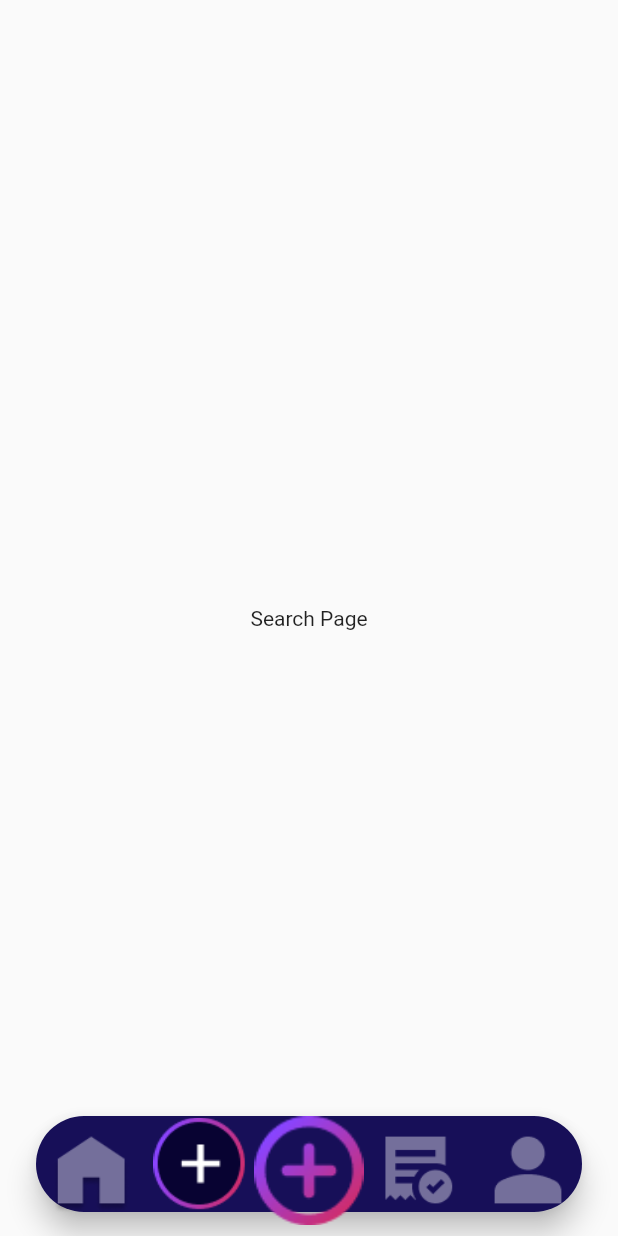
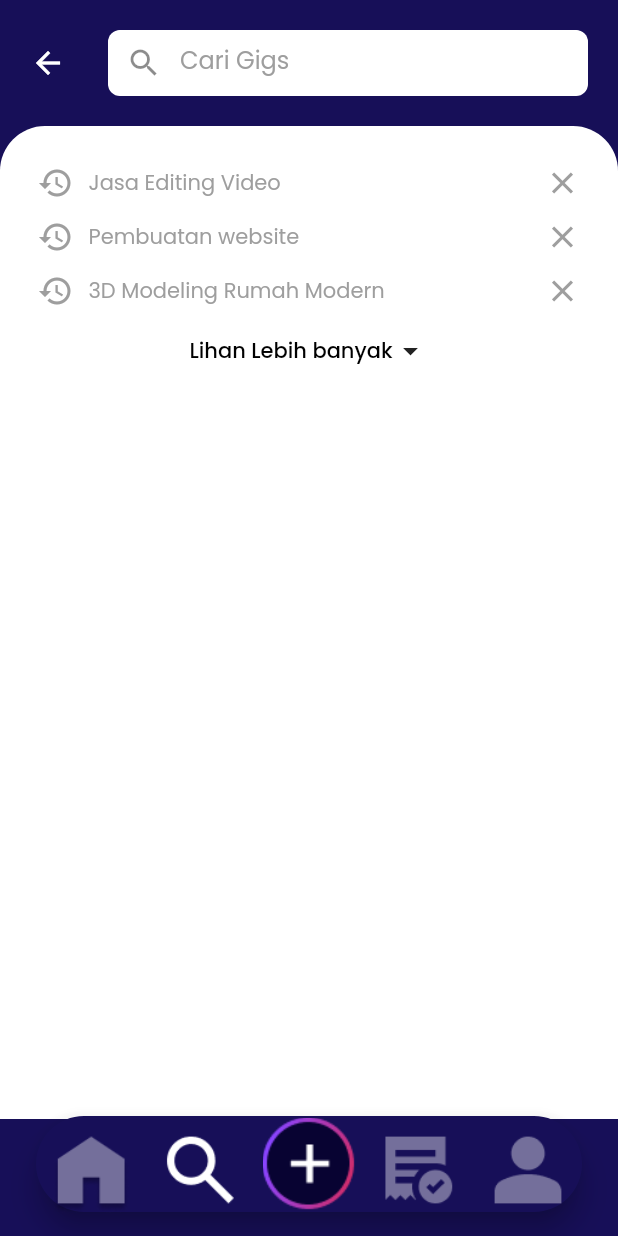
Before and after one commit to Lanang-123/uts_pemmob2, a Flutter app: the screen it shows after launch, item 2 of the bottom bar chosen, on a phone screen of 412 x 824 dp. Run offline on Flutter 3.47's test engine with Material 2 defaults, Android fonts, the light colour scheme and no system bars; drawn by our look-alikes of custom_navigation_bar; our stand-ins replace carousel_slider.

Commit message:
progress search and page add gigs

```diff
--- a/lib/auth/LoginPage.dart
+++ b/lib/auth/LoginPage.dart
@@ -31,6 +31,8 @@ class _LoginPageState extends State<LoginPage> {
     return Scaffold(
       backgroundColor: ungu2,
       body: SingleChildScrollView(
+        child: Padding(
+          padding: const EdgeInsets.all(8.0),
           child: Column(
             children: [
               Container(
@@ -338,6 +340,7 @@ class _LoginPageState extends State<LoginPage> {
             ],
           ),
         ),
+      ),
     );
   }
 }
--- a/lib/data/SearchPage.dart
+++ /dev/null
@@ -1,14 +0,0 @@
-import 'package:flutter/material.dart';
-
-class SearchPage extends StatelessWidget {
-  const SearchPage({super.key});
-
-  @override
-  Widget build(BuildContext context) {
-    return Scaffold(
-      body: Center(
-        child: Text('Search Page'),
-      ),
-    );
-  }
-}
--- /dev/null
+++ b/lib/data/recent_search.dart
@@ -0,0 +1,22 @@
+import 'package:flutter/material.dart';
+
+List<Map<String, dynamic>> recentSearch = [
+  {
+    "id_category": 1,
+    "icons_time": Icons.history,
+    "title": "Jasa Editing Video",
+    "icons_close": Icons.close,
+  },
+  {
+    "id_category": 2,
+    "icons_time": Icons.history,
+    "title": "Pembuatan website",
+    "icons_close": Icons.close,
+  },
+  {
+    "id_category": 3,
+    "icons_time": Icons.history,
+    "title": "3D Modeling Rumah Modern",
+    "icons_close": Icons.close,
+  },
+];
--- /dev/null
+++ b/lib/pages/SearchPage.dart
@@ -0,0 +1,141 @@
+import 'package:flutter/material.dart';
+import 'package:yoii/data/recent_search.dart';
+import 'package:yoii/theme.dart';
+
+class SearchPage extends StatefulWidget {
+  const SearchPage({super.key});
+
+  @override
+  State<SearchPage> createState() => _SearchPageState();
+}
+
+class _SearchPageState extends State<SearchPage> {
+  final GlobalKey<FormState> _formKey = GlobalKey<FormState>();
+
+  @override
+  Widget build(BuildContext context) {
+    double width = MediaQuery.of(context).size.width;
+    double height = MediaQuery.of(context).size.height;
+    double paddingTop = MediaQuery.of(context).padding.top;
+    return Scaffold(
+      backgroundColor: ungu2,
+      body: SingleChildScrollView(
+        child: Padding(
+          padding: EdgeInsets.only(top: paddingTop + 20),
+          child: Column(
+            crossAxisAlignment: CrossAxisAlignment.start,
+            children: [
+              Padding(
+                padding: EdgeInsets.only(left: 20, right: 20, bottom: 20),
+                child: Row(
+                  mainAxisAlignment: MainAxisAlignment.spaceBetween,
+                  children: [
+                    Icon(Icons.arrow_back, color: Colors.white),
+                    Container(
+                        width: 320,
+                        height: 44,
+                        decoration: BoxDecoration(
+                            color: Colors.white,
+                            borderRadius: BorderRadius.circular(10)),
+                        child: Form(
+                            key: _formKey,
+                            child: TextFormField(
+                              decoration: InputDecoration(
+                                  contentPadding: EdgeInsets.only(top: 8),
+                                  isCollapsed: true,
+                                  prefixIcon: const Icon(Icons.search_outlined),
+                                  hintText: "Cari Gigs",
+                                  hintStyle:
+                                      regular.copyWith(color: Colors.grey),
+                                  filled: true,
+                                  fillColor: Colors.white,
+                                  border: OutlineInputBorder(
+                                      borderRadius: BorderRadius.circular(8),
+                                      borderSide: BorderSide.none)),
+                            )))
+                  ],
+                ),
+              ),
+              Container(
+                width: width,
+                height: height * 0.5 + 250,
+                padding:
+                    const EdgeInsets.symmetric(vertical: 20, horizontal: 25),
+                decoration: const BoxDecoration(
+                    color: Colors.white,
+                    borderRadius: BorderRadius.only(
+                        topLeft: Radius.circular(30),
+                        topRight: Radius.circular(30))),
+                child: Column(
+                  children: [
+                    Column(
+                      children: recentSearch.map(
+                        (data) {
+                          return Container(
+                            margin: EdgeInsets.symmetric(vertical: 6),
+                            child: Row(
+                              mainAxisAlignment: MainAxisAlignment.spaceBetween,
+                              children: [
+                                Row(
+                                  children: [
+                                    Icon(
+                                      data['icons_time'],
+                                      color: Colors.grey,
+                                    ),
+                                    SizedBox(width: 10),
+                                    Text(
+                                      data['title'],
+                                      style:
+                                          regular.copyWith(color: Colors.grey),
+                                    ),
+                                  ],
+                                ),
+                                Icon(data['icons_close'], color: Colors.grey)
+                              ],
+                            ),
+                          );
+                        },
+                      ).toList(),
+                    ),
+
+                    // Row(
+                    //   mainAxisAlignment: MainAxisAlignment.spaceBetween,
+                    //   children: [
+                    //     Row(
+                    //       children: [
+                    //         Icon(Icons.history, color: Colors.grey),
+                    //         SizedBox(
+                    //           width: 10,
+                    //         ),
+                    //         Text(
+                    //           "Jasa editing Video",
+                    //           style: regular.copyWith(color: Colors.grey),
+                    //         ),
+                    //       ],
+                    //     ),
+                    //     Icon(Icons.close_outlined, color: Colors.grey),
+                    //   ],
+                    // ),
+                    SizedBox(
+                      height: 10,
+                    ),
+                    Row(
+                      mainAxisAlignment: MainAxisAlignment.center,
+                      children: [
+                        Text(
+                          "Lihan Lebih banyak",
+                          style: medium.copyWith(color: Colors.black),
+                        ),
+                        Icon(Icons.arrow_drop_down)
+                      ],
+                    )
+                  ],
+                ),
+              ),
+            ],
+          ),
+        ),
+      ),
+    );
+  }
+}
--- a/lib/pages/index.dart
+++ b/lib/pages/index.dart
@@ -1,7 +1,8 @@
 import 'package:custom_navigation_bar/custom_navigation_bar.dart';
 import 'package:flutter/material.dart';
-import 'package:yoii/data/SearchPage.dart';
+import 'package:yoii/pages/GigsPage.dart';
 import 'package:yoii/pages/HomePage.dart';
+import 'package:yoii/pages/SearchPage.dart';
 import 'package:yoii/theme.dart';
 
 class MainPage extends StatefulWidget {
@@ -20,6 +21,7 @@ class _MainPageState extends State<MainPage> {
   List<Widget> _pageOptions = [
     HomePage(),
     SearchPage(),
+    GigsPage()
   ];
 
   @override
@@ -48,17 +50,17 @@ class _MainPageState extends State<MainPage> {
                     : Image.asset('assets/icons/nav_home_unselected_new.png')),
             CustomNavigationBarItem(
                 icon: currenIndex == 1
-                    ? Image.asset('assets/icons/nav_plus_new.png')
+                    ? Image.asset('assets/icons/nav_search.png')
                     : Image.asset('assets/icons/nav_search_unselected.png')),
             CustomNavigationBarItem(
                 icon: currenIndex == 2
                     ? Image.asset(
-                        'assets/icons/nav_plus.png',
-                        scale: 0.1,
+                        'assets/icons/nav_plus_new.png',
+
                       )
                     : Image.asset(
-                        'assets/icons/nav_plus.png',
-                        scale: 0.1,
+                        'assets/icons/nav_plus_new.png',
+
                       )),
             CustomNavigationBarItem(
                 icon: currenIndex == 3
```
Also changed, not shown: lib/components/gigsCard.dart (added, +39 -0 lines), lib/data/dataCard.dart (added, +29 -0 lines), lib/pages/GigsPage.dart (added, +147 -0 lines), assets/images/gigDua.jpg (added), assets/images/gigSatu.jpg (added). Lines whose indentation alone changed are shown as unchanged.
